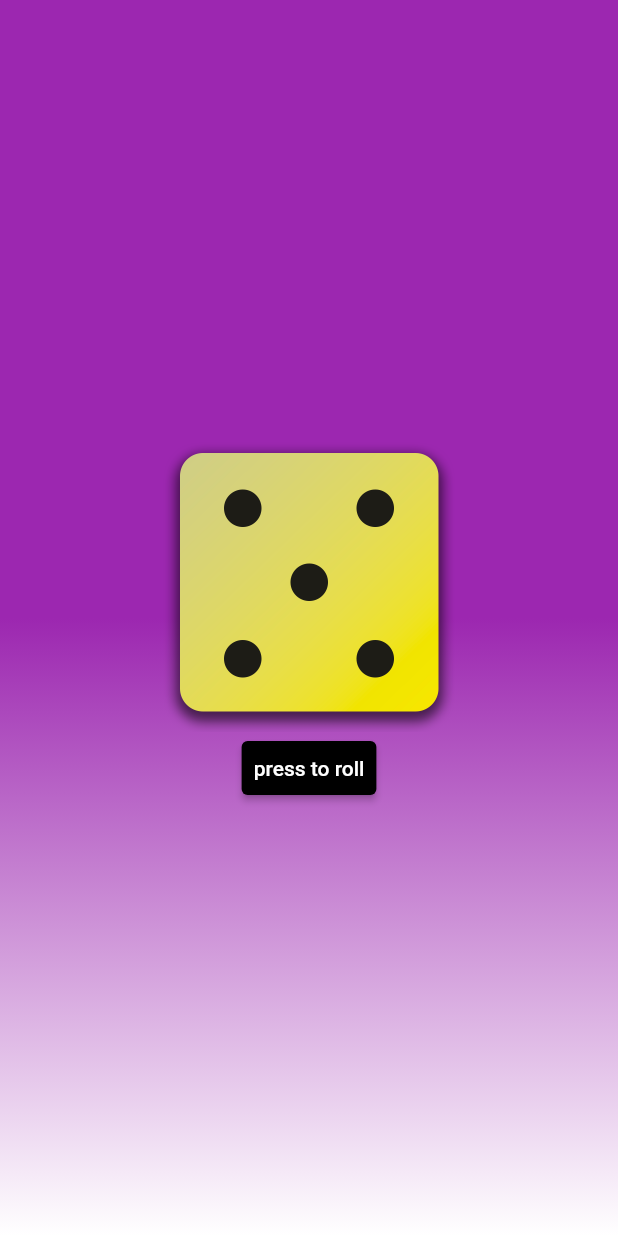
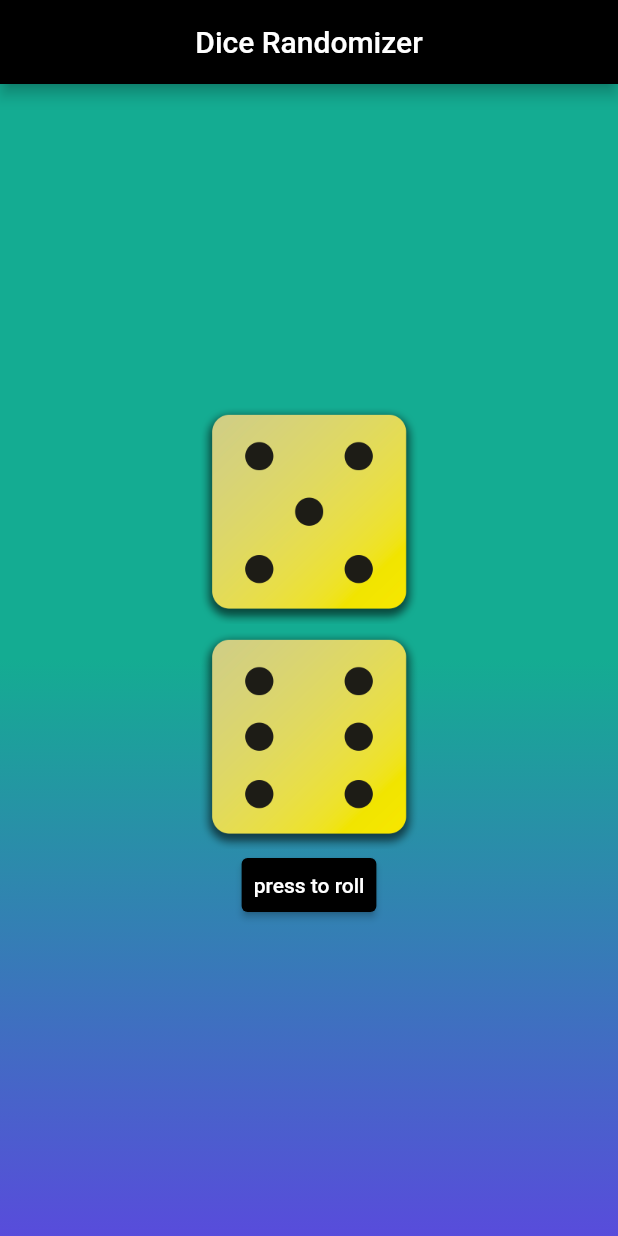
Before and after one commit to almakrami/DiceRoller-Flutter, a Flutter app: the screen it shows after launch, after a tap on "press to roll", on a phone screen of 412 x 824 dp. Run offline on Flutter 3.47's test engine with Material 2 defaults, Android fonts, the phone set to English and light mode, and no system bars.

Commit message:
final, ig

```diff
--- a/lib/diceRoller.dart
+++ b/lib/diceRoller.dart
@@ -11,12 +11,14 @@ class DiceRoller extends StatefulWidget {
 }
 
 class _DiceRollerState extends State<DiceRoller> {
-  var currentDiceRoll = 2;
+  var fCurrentDiceRoll = 2;
+  var sCurrentDiceRoll = 1;
   final randomaizer = Random();
 
   void rollDice() {
     setState(() {
-      currentDiceRoll = randomaizer.nextInt(6) + 1;
+      fCurrentDiceRoll = randomaizer.nextInt(6) + 1;
+      sCurrentDiceRoll = randomaizer.nextInt(6) + 1;
     });
   }
 
@@ -26,13 +28,19 @@ class _DiceRollerState extends State<DiceRoller> {
       mainAxisSize: MainAxisSize.min,
       children: [
         Image.asset(
-          "assets/images/dice-$currentDiceRoll.png",
-          width: 200,
+          "assets/images/dice-$fCurrentDiceRoll.png",
+          width: 150,
+        ),
+        Image.asset(
+          "assets/images/dice-$sCurrentDiceRoll.png",
+          width: 150,
         ),
         ElevatedButton(
           onPressed: rollDice,
           style: TextButton.styleFrom(
-              backgroundColor: Colors.black, padding: const EdgeInsets.all(8)),
+            backgroundColor: Colors.black,
+            padding: const EdgeInsets.all(8)
+          ),
           child: const Text("press to roll"),
         )
       ],
--- a/lib/main.dart
+++ b/lib/main.dart
@@ -1,13 +1,18 @@
+//import 'package:first_project/StyledText.dart';
 import 'package:flutter/material.dart';
 
 import 'package:first_project/graidiant_container.dart';
 
 void main() {
   runApp(
-     MaterialApp(
+    MaterialApp(
       home: Scaffold(
+        appBar: AppBar(
+          title: const Text("Dice Randomizer"),
+          centerTitle: true,backgroundColor: Colors.black ,
+        ),
         body: GradientContainer(
-           [ Colors.purple,  Colors.white],
+          const [Color.fromARGB(255, 20, 172, 146), Color.fromARGB(255, 88, 76, 219)],
         ),
       ),
     ),
```
